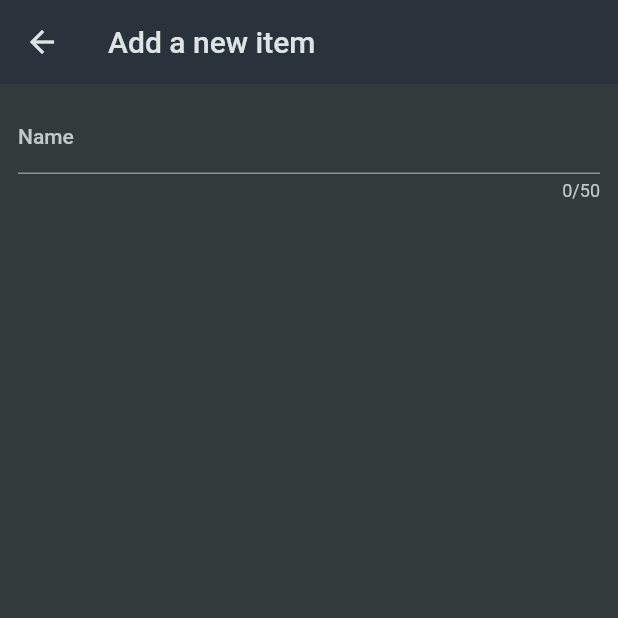
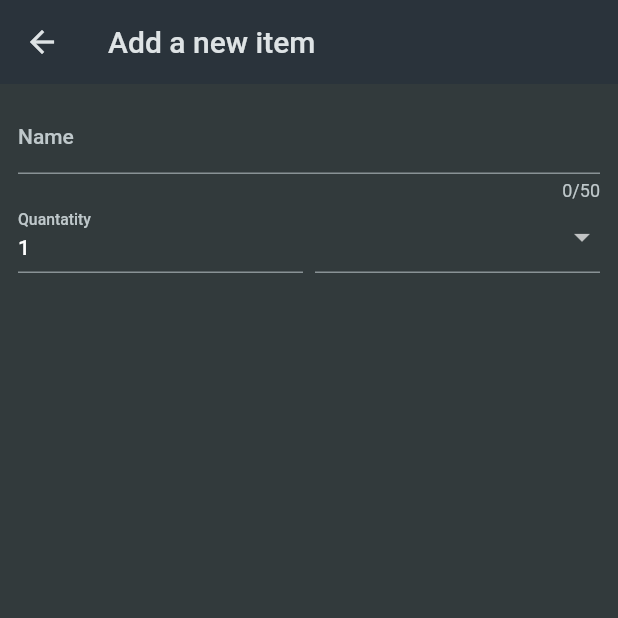
Before and after one commit to royrubin1/shopping_list, a Flutter app: the NewItem screen opened directly, on a phone screen of 412 x 824 dp, the top half of it. Run offline on Flutter 3.47's test engine with Material 2 defaults, Android fonts, the phone set to English and light mode, and no system bars.

Commit message:
Class208

```diff
--- a/lib/widgets/new_item.dart
+++ b/lib/widgets/new_item.dart
@@ -1,4 +1,5 @@
 import 'package:flutter/material.dart';
+import 'package:shopping_list/data/categories.dart';
 
 class NewItem extends StatefulWidget {
   const NewItem({super.key});
@@ -30,6 +31,41 @@ class _NewItemState extends State<NewItem> {
                   return 'Demo...';
                 },
               ),
+              Row(
+                crossAxisAlignment: CrossAxisAlignment.end,
+                children: [
+                  Expanded(
+                    child: TextFormField(
+                      decoration: InputDecoration(
+                        label: Text('Quantatity'),
+                      ),
+                      initialValue: '1',
+                    ),
+                  ),
+                  const SizedBox(width: 8),
+                  Expanded(
+                    child: DropdownButtonFormField(items: [
+                      for (final category in categories.entries)
+                        DropdownMenuItem(
+                          value: category.value,
+                          child: Row(
+                            children: [
+                              Container(
+                                width: 16,
+                                height: 16,
+                                color: category.value.color,
+                              ),
+                              const SizedBox(
+                                width: 6,
+                              ),
+                              Text(category.value.title),
+                            ],
+                          ),
+                        ),
+                    ], onChanged: (value) {}),
+                  )
+                ],
+              ),
             ],
           ),
         ),
```
